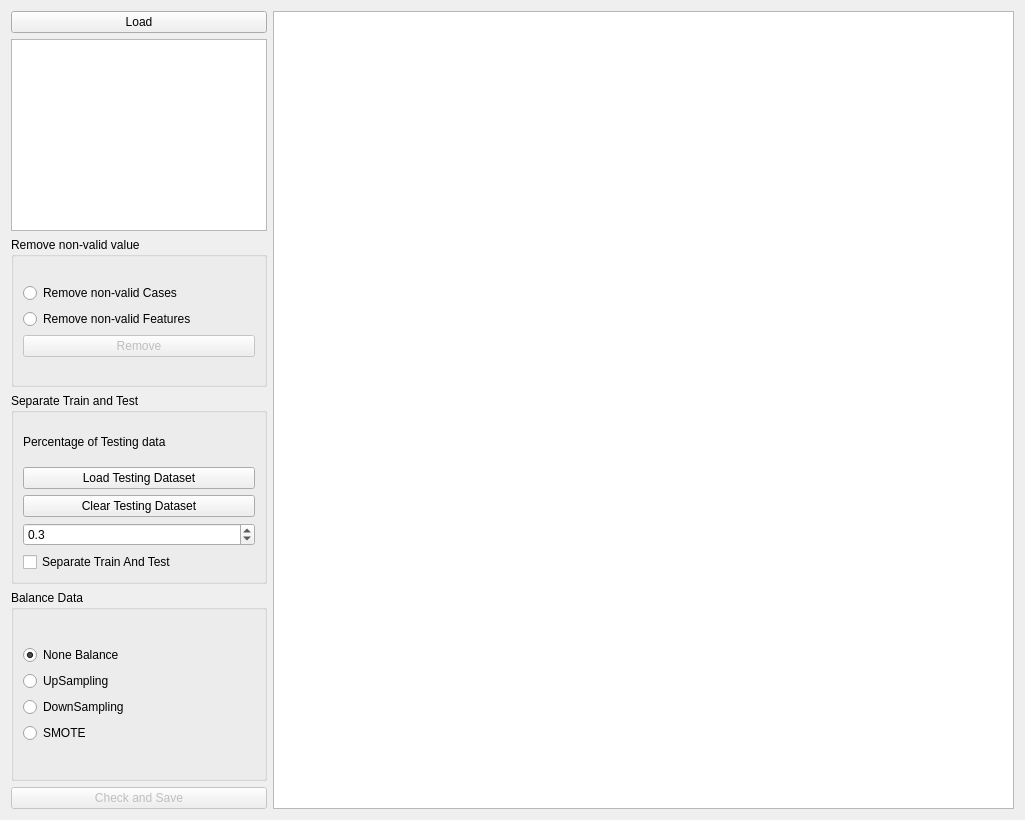
This is GUI/Prepare.ui in salan668/FAE as Qt 5 draws it before an edit. The edited form follows.
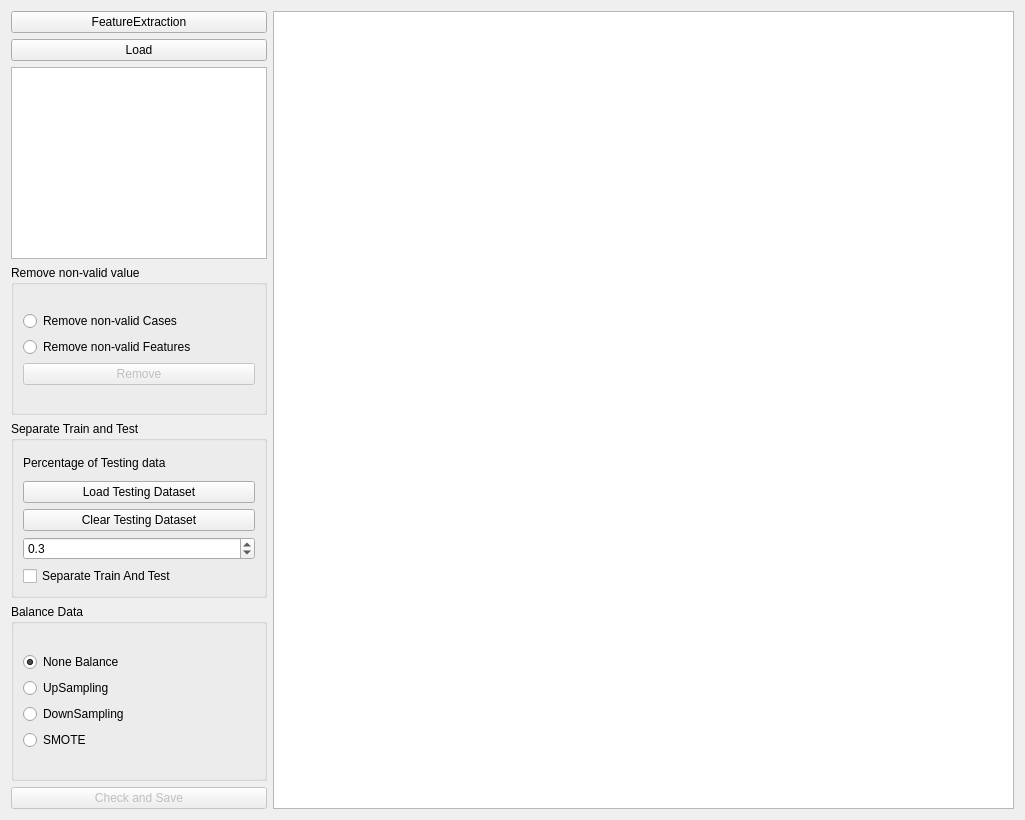
This is the edited form.

Commit message: Add Feature extraction function

The edit to the form file:
```diff
--- a/GUI/Prepare.ui
+++ b/GUI/Prepare.ui
@@ -21,6 +21,13 @@
        <property name="sizeConstraint">
         <enum>QLayout::SetDefaultConstraint</enum>
        </property>
+       <item>
+        <widget class="QPushButton" name="FeatureExtractionButton">
+         <property name="text">
+          <string>FeatureExtraction</string>
+         </property>
+        </widget>
+       </item>
        <item>
         <widget class="QPushButton" name="buttonLoad">
          <property name="sizePolicy">
```
The commit also changes 5 other files.
